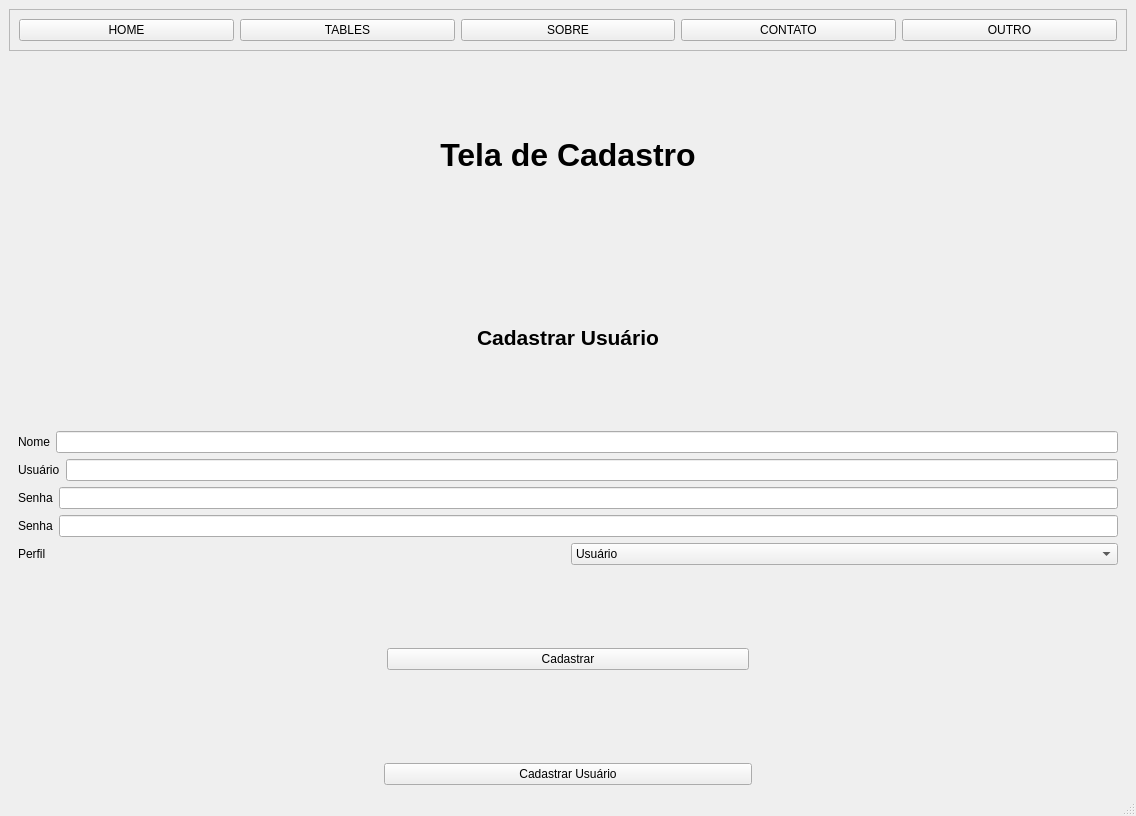
The window that stock_control.ui (kirestein/appStockControl) describes before a commit, drawn with Qt 5.
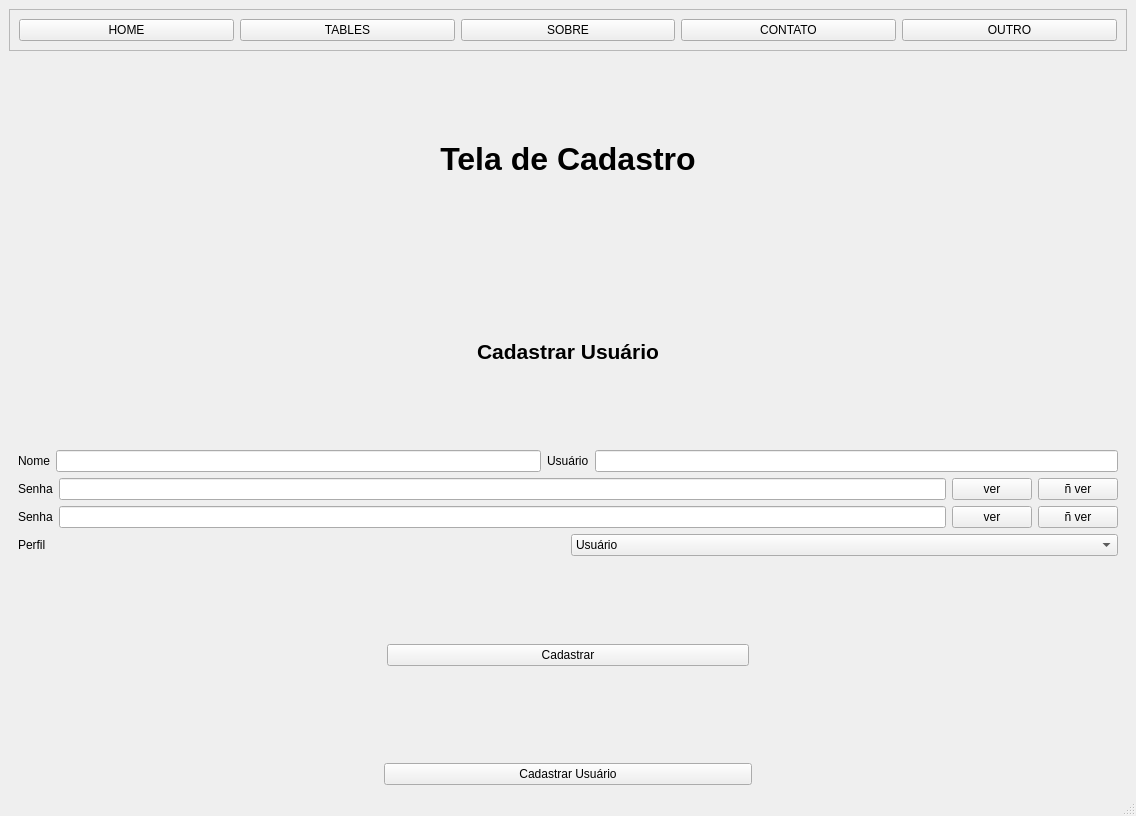
The same window after the commit. The open tabs and pages were chosen to show the change.

Commit message: updating stock control

The edit to the form file:
```diff
--- a/stock_control.ui
+++ b/stock_control.ui
@@ -65,9 +65,9 @@
     <item>
      <widget class="QStackedWidget" name="stackedWidget">
       <property name="currentIndex">
-       <number>2</number>
+       <number>3</number>
       </property>
-      <widget class="QWidget" name="pg_table">
+      <widget class="QWidget" name="pg_tables">
        <layout class="QVBoxLayout" name="verticalLayout_8">
         <item>
          <widget class="QTabWidget" name="tabWidget">
@@ -270,6 +270,36 @@
         </item>
        </layout>
       </widget>
+      <widget class="QWidget" name="pg_contato">
+       <widget class="QLabel" name="label_7">
+        <property name="geometry">
+         <rect>
+          <x>430</x>
+          <y>30</y>
+          <width>211</width>
+          <height>41</height>
+         </rect>
+        </property>
+        <property name="text">
+         <string>Contato</string>
+        </property>
+       </widget>
+      </widget>
+      <widget class="QWidget" name="pg_sobre">
+       <widget class="QLabel" name="label_8">
+        <property name="geometry">
+         <rect>
+          <x>450</x>
+          <y>40</y>
+          <width>151</width>
+          <height>41</height>
+         </rect>
+        </property>
+        <property name="text">
+         <string>Sobre</string>
+        </property>
+       </widget>
+      </widget>
       <widget class="QWidget" name="pg_home">
        <layout class="QVBoxLayout" name="verticalLayout">
         <item>
@@ -321,6 +351,8 @@
          </widget>
         </item>
         <item>
+         <layout class="QHBoxLayout" name="horizontalLayout_6">
+          <item>
          <layout class="QHBoxLayout" name="horizontalLayout_5">
           <item>
            <widget class="QLabel" name="nome">
@@ -335,8 +367,6 @@
          </layout>
         </item>
         <item>
-         <layout class="QHBoxLayout" name="horizontalLayout_6">
-          <item>
            <widget class="QLabel" name="usuario">
             <property name="text">
              <string>Usuário</string>
@@ -358,21 +388,57 @@
            </widget>
           </item>
           <item>
-           <widget class="QLineEdit" name="txt_senha"/>
+           <widget class="QLineEdit" name="txt_senha">
+            <property name="echoMode">
+             <enum>QLineEdit::Password</enum>
+            </property>
+           </widget>
+          </item>
+          <item>
+           <widget class="QPushButton" name="btn_senha">
+            <property name="text">
+             <string>ver</string>
+            </property>
+           </widget>
+          </item>
+          <item>
+           <widget class="QPushButton" name="n_senha">
+            <property name="text">
+             <string>ñ ver</string>
+            </property>
+           </widget>
           </item>
          </layout>
         </item>
         <item>
          <layout class="QHBoxLayout" name="horizontalLayout_8">
           <item>
-           <widget class="QLabel" name="txt_senha_2">
+           <widget class="QLabel" name="senha_2">
             <property name="text">
              <string>Senha</string>
             </property>
            </widget>
           </item>
           <item>
-           <widget class="QLineEdit" name="lineEdit_4"/>
+           <widget class="QLineEdit" name="txt_senha_2">
+            <property name="echoMode">
+             <enum>QLineEdit::Password</enum>
+            </property>
+           </widget>
+          </item>
+          <item>
+           <widget class="QPushButton" name="btn_senha_2">
+            <property name="text">
+             <string>ver</string>
+            </property>
+           </widget>
+          </item>
+          <item>
+           <widget class="QPushButton" name="n_senha_2">
+            <property name="text">
+             <string>ñ ver</string>
+            </property>
+           </widget>
           </item>
          </layout>
         </item>
```
Lines whose indentation alone changed are shown as unchanged. The commit also changes 1 other file.
